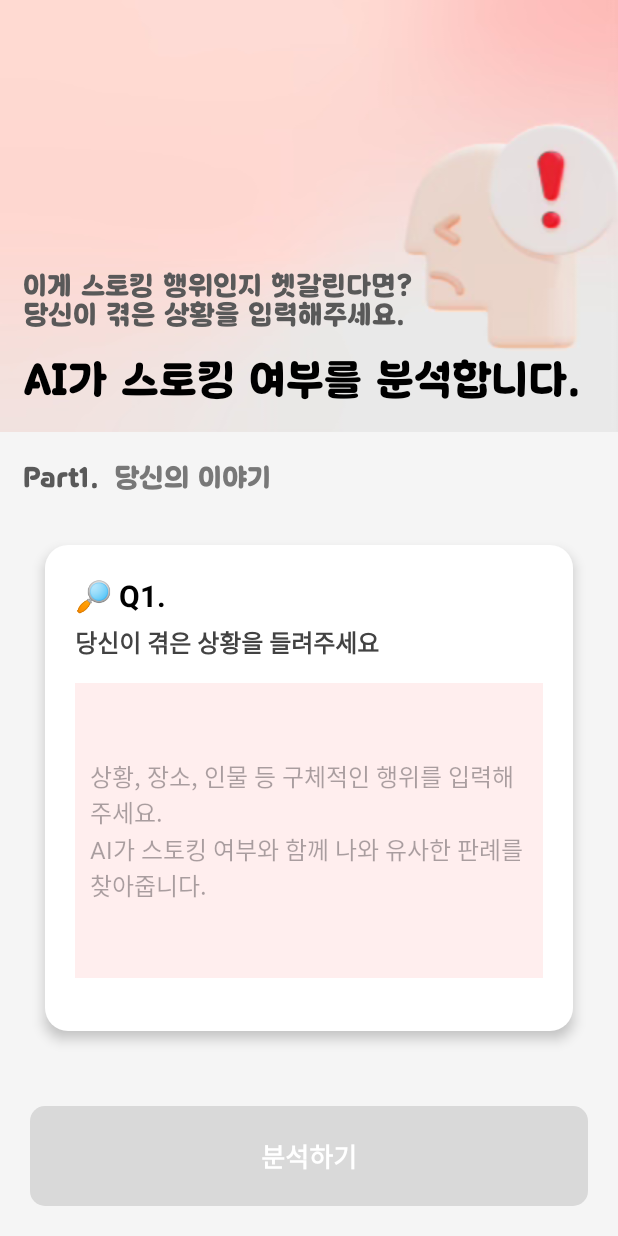
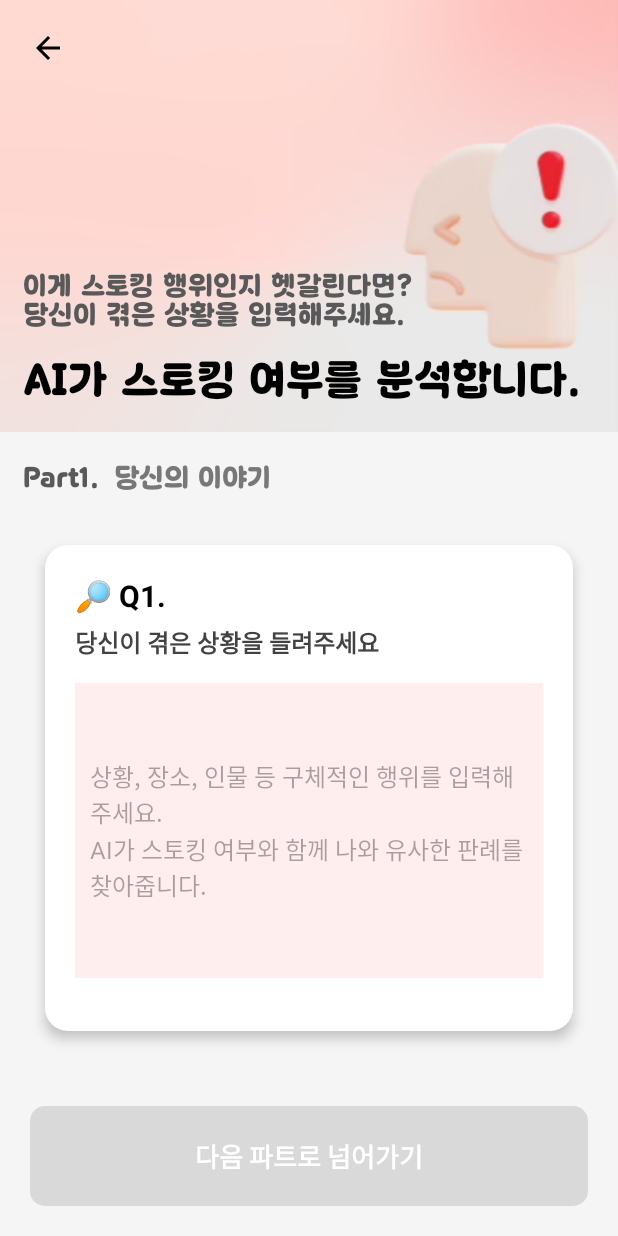
Before and after one commit to lovelhee/Stopping, an Android app: the InputFirstActivity screen opened directly, with no data from a screen before it, on a phone screen of 412 x 824 dp. Run offline under Robolectric (Android 15) with nearby library versions, the phone set to English and light mode, and no system bars.

Commit message:
feat: implement functionality for first input screen

```diff
--- a/src/main/java/com/example/stopping/input/InputFirstActivity.kt
+++ b/src/main/java/com/example/stopping/input/InputFirstActivity.kt
@@ -1,13 +1,28 @@
 package com.example.stopping.input
 
+import android.content.Intent
+import android.graphics.Color
 import android.os.Bundle
+import android.text.Editable
+import android.text.TextWatcher
+import android.widget.EditText
+import android.widget.ImageButton
+import android.widget.LinearLayout
+import android.widget.TextView
 import androidx.activity.enableEdgeToEdge
 import androidx.appcompat.app.AppCompatActivity
+import androidx.core.content.ContextCompat
 import androidx.core.view.ViewCompat
 import androidx.core.view.WindowInsetsCompat
 import com.example.stopping.R
+import com.example.stopping.home.HomeActivity
 
 class InputFirstActivity : AppCompatActivity() {
+
+    private lateinit var etContent: EditText
+    private lateinit var layoutBtn: LinearLayout
+    private var isBtnActive = false
+
     override fun onCreate(savedInstanceState: Bundle?) {
         super.onCreate(savedInstanceState)
         enableEdgeToEdge()
@@ -17,5 +32,43 @@ class InputFirstActivity : AppCompatActivity() {
             v.setPadding(systemBars.left, systemBars.top, systemBars.right, systemBars.bottom)
             insets
         }
+
+        etContent = findViewById(R.id.etContent)
+        layoutBtn = findViewById(R.id.layoutBtn)
+
+        findViewById<ImageButton>(R.id.imgBtnBack).setOnClickListener {
+            val intent = Intent(this, HomeActivity::class.java)
+            intent.addFlags(Intent.FLAG_ACTIVITY_CLEAR_TOP or Intent.FLAG_ACTIVITY_SINGLE_TOP)
+            startActivity(intent)
+        }
+
+        etContent.addTextChangedListener(object : TextWatcher {
+            override fun afterTextChanged(s: Editable?) {
+                val content = s.toString().trim()
+                isBtnActive = content.isNotEmpty()
+
+                layoutBtn.setBackgroundColor(
+                    if (isBtnActive) Color.parseColor("#FFD9D9")
+                    else ContextCompat.getColor(this@InputFirstActivity, R.color.gray_d9)
+                )
+
+                val textView = layoutBtn.getChildAt(0) as? TextView
+                textView?.setTextColor(
+                    if (isBtnActive) Color.BLACK
+                    else Color.WHITE
+                )
+            }
+
+            override fun beforeTextChanged(s: CharSequence?, start: Int, count: Int, after: Int) {}
+            override fun onTextChanged(s: CharSequence?, start: Int, before: Int, count: Int) {}
+        })
+
+        layoutBtn.setOnClickListener {
+            if (isBtnActive) {
+                val intent = Intent(this, InputSecondActivity::class.java)
+                startActivity(intent)
+                finish()
+            }
+        }
     }
 }
--- a/src/main/res/layout/activity_input_first.xml
+++ b/src/main/res/layout/activity_input_first.xml
@@ -7,6 +7,19 @@
     android:layout_height="match_parent"
     android:background="#F5F5F5"
     tools:context=".input.InputFirstActivity">
+
+
+    <ImageButton
+        android:id="@+id/imgBtnBack"
+        android:layout_width="wrap_content"
+        android:layout_height="wrap_content"
+        android:src="@drawable/icon_back"
+        android:background="@android:color/transparent"
+        app:layout_constraintTop_toTopOf="parent"
+        app:layout_constraintStart_toStartOf="parent"
+        android:layout_marginTop="20dp"
+        android:elevation="1dp"
+        android:layout_marginStart="20dp"/>
 
     <LinearLayout
         android:orientation="vertical"
@@ -84,7 +97,7 @@
         <TextView
             android:layout_width="wrap_content"
             android:layout_height="wrap_content"
-            android:text="분석하기"
+            android:text="다음 파트로 넘어가기"
             android:textColor="@color/white"
             android:textSize="17sp"
             android:textStyle="bold"/>
@@ -124,6 +137,7 @@
             android:textStyle="bold"/>
 
         <EditText
+            android:id="@+id/etContent"
             android:layout_width="match_parent"
             android:layout_height="match_parent"
             android:background="#FFEEEE"
--- a/src/main/res/values/colors.xml
+++ b/src/main/res/values/colors.xml
@@ -2,4 +2,6 @@
 <resources>
     <color name="black">#FF000000</color>
     <color name="white">#FFFFFFFF</color>
+    <color name="gray_d9">#D9D9D9</color>
+
 </resources>
```
